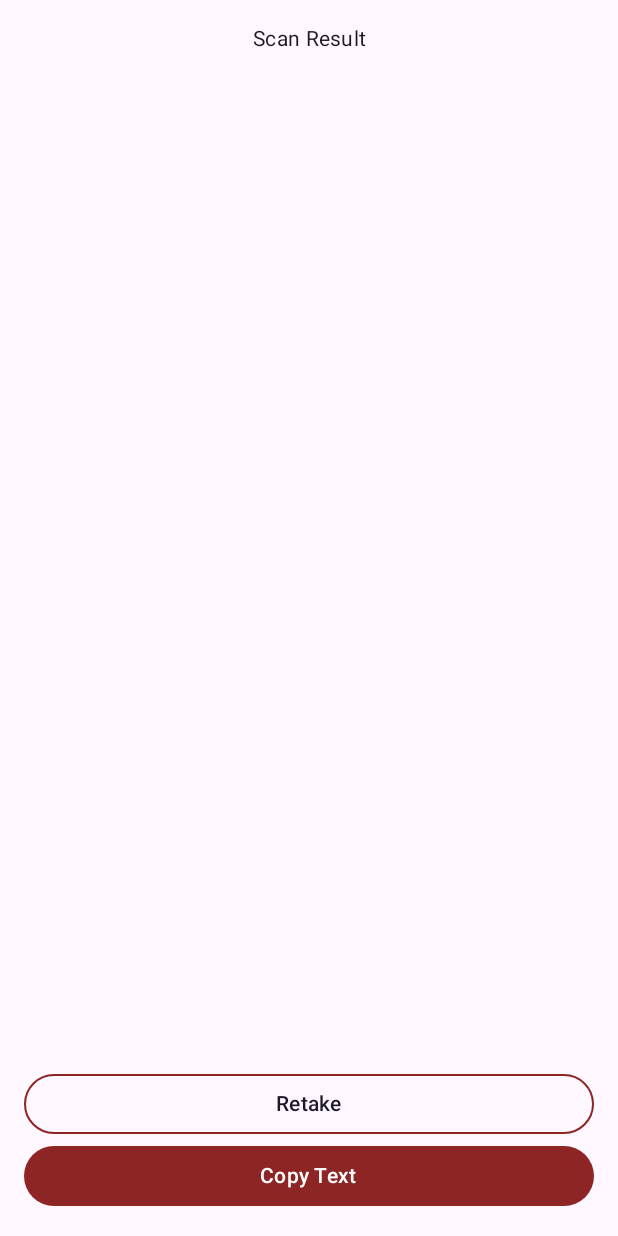
After one commit to annasta13/playground, an Android app built with Jetpack Compose: the composable ScanResultView called with empty values, on a phone screen of 412 x 824 dp. The commit adds this screen. Run offline under Robolectric (Android 15) with nearby library versions, the phone set to English and light mode, and no system bars; our stand-ins replace constraintlayout-compose; 1 statement that could not run was skipped.

Commit message:
Add Document Scanner

```diff
--- a/app/build.gradle.kts
+++ b/app/build.gradle.kts
@@ -7,6 +7,7 @@ plugins {
     alias(libs.plugins.hilt)
     alias(libs.plugins.kotlin.compose)
     alias(libs.plugins.detekt)
+//    alias(libs.plugins.gms.service)
     jacoco
 }
 
@@ -87,6 +88,9 @@ dependencies {
     implementation(libs.androidx.constraintlayout.compose)
     implementation(libs.androidx.appcompat)
     implementation(libs.androidx.security.crypto.ktx)
+    implementation(libs.vision.common)
+    implementation(libs.play.services.mlkit.text.recognition.common)
+    implementation(libs.play.services.mlkit.text.recognition)
     testImplementation(libs.junit)
     androidTestImplementation(libs.androidx.junit)
     androidTestImplementation(libs.androidx.espresso.core)
@@ -113,6 +117,7 @@ dependencies {
     implementation(libs.converter.moshi)
     implementation(libs.accompanist.swiperefresh)
     implementation(libs.landscapist.glide)
+    implementation(libs.mlkit.document.scanner)
 
     implementation(libs.androidx.work.runtime)
     implementation(libs.androidx.core.splashscreen)
--- a/app/src/main/java/com/annas/playground/ui/graph/AppGraph.kt
+++ b/app/src/main/java/com/annas/playground/ui/graph/AppGraph.kt
@@ -18,6 +18,7 @@ import com.annas.playground.ui.screen.apifetching.user.read.UserListScreen
 import com.annas.playground.ui.screen.dataprocessing.createtransaction.CreateTransactionScreen
 import com.annas.playground.ui.screen.dataprocessing.productdetail.ProductDetailScreen
 import com.annas.playground.ui.screen.dataprocessing.productlist.ProductListScreen
+import com.annas.playground.ui.screen.documentScanner.DocumentScannerScreen
 import com.annas.playground.ui.screen.generator.GeneratorResultScreen
 import com.annas.playground.ui.screen.heartbeat.AnimationScreen
 import com.annas.playground.ui.screen.home.HomeScreen
@@ -112,6 +113,10 @@ fun NavGraph() {
         registerScreen(route = Destination.JUMPING_GAME) {
             JumpingGameScreen()
         }
+
+        registerScreen(route = Destination.SCAN_IMAGE_TEXT) {
+            DocumentScannerScreen(action.navigateUp)
+        }
     }
 }
 
--- a/app/src/main/java/com/annas/playground/ui/graph/Destination.kt
+++ b/app/src/main/java/com/annas/playground/ui/graph/Destination.kt
@@ -16,6 +16,7 @@ object Destination {
     const val GENERATOR_RESULT = "generator-result-screen"
     const val LOADING_ANIMATION = "loading-animation-screen"
     const val JUMPING_GAME = "jumping-game-screen"
+    const val SCAN_IMAGE_TEXT = "scan-image-text-screen"
 }
 
 data class Section(
@@ -30,6 +31,7 @@ data class Section(
             Section(5, "CSV-Based String Resources", route = Destination.GENERATOR_RESULT),
             Section(6, "Loading Animation", route = Destination.LOADING_ANIMATION),
             Section(7, "Jumping Game", route = Destination.JUMPING_GAME),
+            Section(8, "Scan Image Text", route = Destination.SCAN_IMAGE_TEXT),
         )
     }
 }
--- /dev/null
+++ b/app/src/main/java/com/annas/playground/ui/screen/documentScanner/ScanResultView.kt
@@ -0,0 +1,92 @@
+package com.annas.playground.ui.screen.documentScanner
+
+import android.content.ClipData
+import android.content.ClipboardManager
+import android.content.Context.CLIPBOARD_SERVICE
+import androidx.compose.foundation.layout.Arrangement
+import androidx.compose.foundation.layout.Column
+import androidx.compose.foundation.layout.fillMaxSize
+import androidx.compose.foundation.layout.fillMaxWidth
+import androidx.compose.foundation.layout.padding
+import androidx.compose.foundation.rememberScrollState
+import androidx.compose.foundation.verticalScroll
+import androidx.compose.material3.MaterialTheme
+import androidx.compose.runtime.Composable
+import androidx.compose.ui.Modifier
+import androidx.compose.ui.platform.LocalContext
+import androidx.compose.ui.res.stringResource
+import androidx.compose.ui.text.font.FontWeight
+import androidx.compose.ui.text.style.TextAlign
+import androidx.compose.ui.unit.dp
+import androidx.constraintlayout.compose.ConstraintLayout
+import androidx.constraintlayout.compose.Dimension
+import com.annas.playground.R
+import com.annas.playground.ui.components.BodyText
+import com.annas.playground.ui.components.PrimaryButton
+import com.annas.playground.ui.components.SecondaryButton
+
+
+/**
+ * Created by Annas Surdyanto on 02/03/2023
+ * @param onRetake is the unit triggered when the user click the retake button to re-open the camera.
+ */
+@Composable
+fun ScanResultView(
+    modifier: Modifier = Modifier,
+    text: String,
+    onRetake: () -> Unit
+) {
+    val context = LocalContext.current
+    ConstraintLayout(
+        modifier = modifier
+            .padding(16.dp)
+            .fillMaxSize()
+    ) {
+        val (textRef, buttonRef) = createRefs()
+        Column(
+            modifier = Modifier.constrainAs(textRef) {
+                top.linkTo(parent.top)
+                bottom.linkTo(buttonRef.top, margin = 8.dp)
+                height = Dimension.fillToConstraints
+            },
+            verticalArrangement = Arrangement.spacedBy(8.dp)
+        ) {
+            BodyText(
+                modifier = Modifier.fillMaxWidth(),
+                text = stringResource(R.string.scan_result),
+                textAlign = TextAlign.Center,
+                style = MaterialTheme.typography.bodyMedium.copy(fontWeight = FontWeight.SemiBold)
+            )
+            BodyText(
+                text = text,
+                modifier = Modifier
+                    .fillMaxWidth()
+                    .verticalScroll(rememberScrollState())
+            )
+        }
+
+        Column(
+            modifier = Modifier
+                .fillMaxWidth()
+                .constrainAs(buttonRef) {
+                    bottom.linkTo(parent.bottom)
+                },
+            ) {
+            SecondaryButton(
+                modifier = Modifier.fillMaxWidth(),
+                text = stringResource(R.string.retake),
+                onClick = onRetake
+            )
+            PrimaryButton(
+                modifier = Modifier.fillMaxWidth(),
+                text = stringResource(R.string.copy_text),
+                onClick = {
+                    (context.getSystemService(CLIPBOARD_SERVICE) as ClipboardManager?)?.apply {
+                        val clip = ClipData.newPlainText("Copied Text", text)
+                        setPrimaryClip(clip)
+                    }
+                }
+            )
+        }
+    }
+}
--- a/build.gradle.kts
+++ b/build.gradle.kts
@@ -6,6 +6,7 @@ plugins {
     alias(libs.plugins.kotlin.kapt) apply false
     alias(libs.plugins.kotlin.ksp) apply false
     alias(libs.plugins.detekt)
+//    alias(libs.plugins.gms.service) apply false
     jacoco
 }
 
```
Also changed, not shown: app/src/main/AndroidManifest.xml (+13 -1 lines), app/src/main/java/com/annas/playground/ui/screen/documentScanner/DocumentScannerScreen.kt (added, +122 -0 lines), app/src/main/java/com/annas/playground/ui/screen/documentScanner/StandbyView.kt (added, +28 -0 lines), app/src/main/java/com/annas/playground/ui/screen/jumpinggame/JumpingGameScreen.kt (+13 -34 lines), app/src/main/java/com/annas/playground/utils/ContextExtension.kt (+10 -0 lines), app/src/main/res/values/strings.xml (+12 -3 lines), gradle/libs.versions.toml (+10 -1 lines).
